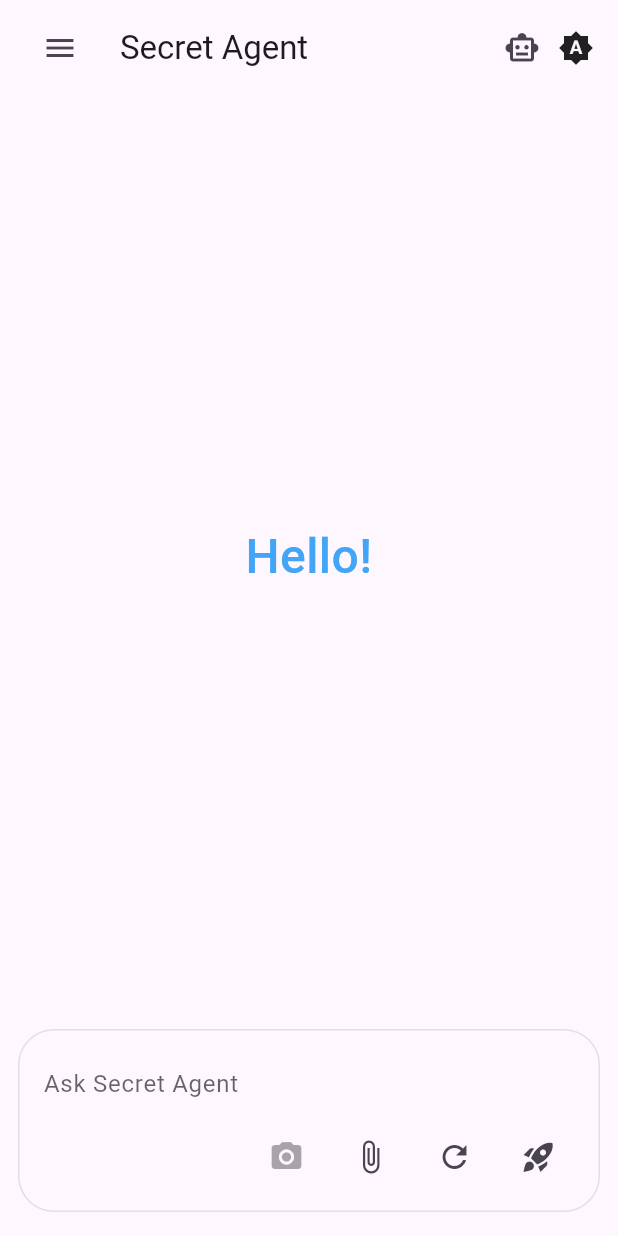
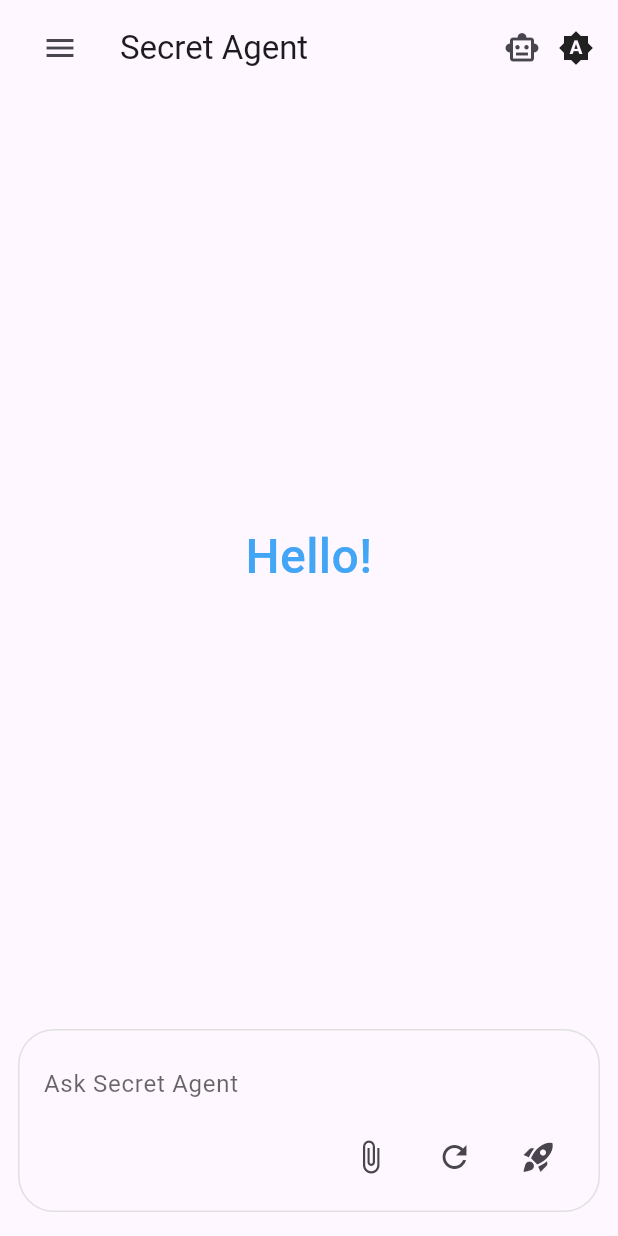
Before and after one commit to tianhaoz95/moollama, a Flutter app: the screen it shows after launch, after a tap on the "menu" icon, on a phone screen of 412 x 824 dp. Run offline on Flutter 3.47's test engine with Material 3 defaults, Android fonts, the phone set to English and light mode, and no system bars; our stand-ins replace blur, card_loading, dio, multi_select_flutter, share_plus, shared_preferences and 3 more; missing offline and left inert: cactus, feedback, flutter_email_sender, html2md, restart_app, sanitize_html and 2 more; accounts and stored records are empty.

Commit message:
feat: Remove camera button for issue #114 (#115)

```diff
--- a/lib/home_page.dart
+++ b/lib/home_page.dart
@@ -1041,11 +1041,7 @@ class _SecretAgentHomeState extends State<SecretAgentHome> {
                         Row(
                           mainAxisAlignment: MainAxisAlignment.end,
                           children: [
-                            BottomBarButton(
-                              icon: Icons.camera_alt,
-                              onPressed: null, // Disabled
-                            ),
-                            const SizedBox(width: 8),
+
                             BottomBarButton(
                               icon: Icons.attach_file,
                               onPressed: () {
```
